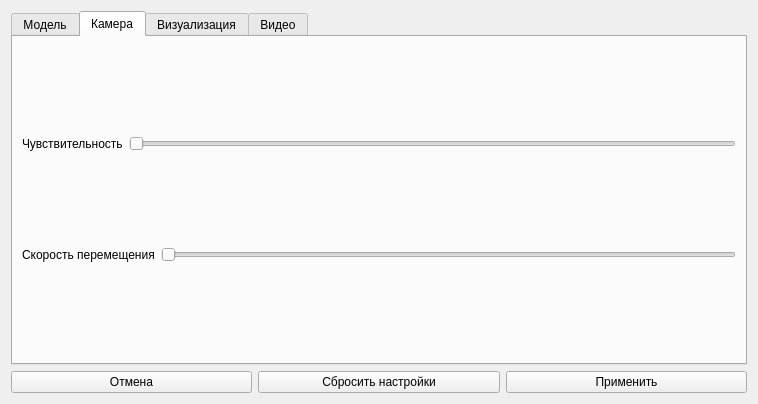
First picture: the form in src/formPreferences.ui, repository chaoticsyst/dynsys, before the edit.
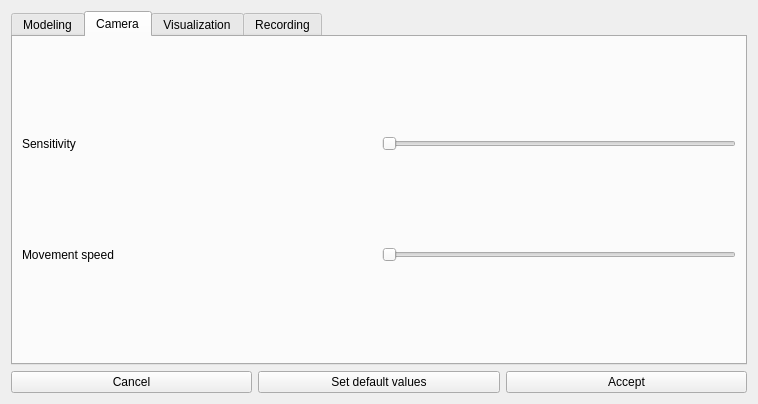
Second picture: the form after the edit. The open tabs and pages were chosen to show the change.

```diff
--- a/src/formPreferences.ui
+++ b/src/formPreferences.ui
@@ -34,21 +34,21 @@
      <item>
       <widget class="QPushButton" name="cancelButton">
        <property name="text">
-        <string>Отмена</string>
+        <string>Cancel</string>
        </property>
       </widget>
      </item>
      <item>
       <widget class="QPushButton" name="setDefaultButton">
        <property name="text">
-        <string>Сбросить настройки</string>
+        <string>Set default values</string>
        </property>
       </widget>
      </item>
      <item>
       <widget class="QPushButton" name="applyButton">
        <property name="text">
-        <string>Применить</string>
+        <string>Accept</string>
        </property>
       </widget>
      </item>
@@ -61,7 +61,7 @@
      </property>
      <widget class="QWidget" name="tabModel">
       <attribute name="title">
-       <string>Модель</string>
+       <string>Modeling</string>
       </attribute>
       <layout class="QGridLayout" name="gridLayout_3">
        <item row="3" column="0">
@@ -208,15 +208,21 @@
      </widget>
      <widget class="QWidget" name="tabCamera">
       <attribute name="title">
-       <string>Камера</string>
+       <string>Camera</string>
       </attribute>
       <layout class="QGridLayout" name="gridLayout_4">
        <item row="1" column="0">
         <layout class="QHBoxLayout" name="horizontalLayout_7">
          <item>
           <widget class="QLabel" name="moveSpeedLabel">
+           <property name="sizePolicy">
+            <sizepolicy hsizetype="Expanding" vsizetype="Preferred">
+             <horstretch>0</horstretch>
+             <verstretch>0</verstretch>
+            </sizepolicy>
+           </property>
            <property name="text">
-            <string>Скорость перемещения</string>
+            <string>Movement speed</string>
            </property>
           </widget>
          </item>
@@ -239,8 +245,14 @@
         <layout class="QHBoxLayout" name="horizontalLayout_6">
          <item>
           <widget class="QLabel" name="sensitivityLabel">
+           <property name="sizePolicy">
+            <sizepolicy hsizetype="Expanding" vsizetype="Preferred">
+             <horstretch>0</horstretch>
+             <verstretch>0</verstretch>
+            </sizepolicy>
+           </property>
            <property name="text">
-            <string>Чувствительность</string>
+            <string>Sensitivity</string>
            </property>
           </widget>
          </item>
@@ -263,7 +275,7 @@
      </widget>
      <widget class="QWidget" name="tabView">
       <attribute name="title">
-       <string>Визуализация</string>
+       <string>Visualization</string>
       </attribute>
       <layout class="QGridLayout" name="gridLayout_5">
        <item row="0" column="0">
@@ -404,7 +416,7 @@
      </widget>
      <widget class="QWidget" name="tabVideo">
       <attribute name="title">
-       <string>Видео</string>
+       <string>Recording</string>
       </attribute>
       <layout class="QGridLayout" name="gridLayout_7">
        <item row="1" column="0">
```
Left out of the diff: 26 changed lines with no effect on the pictures.
